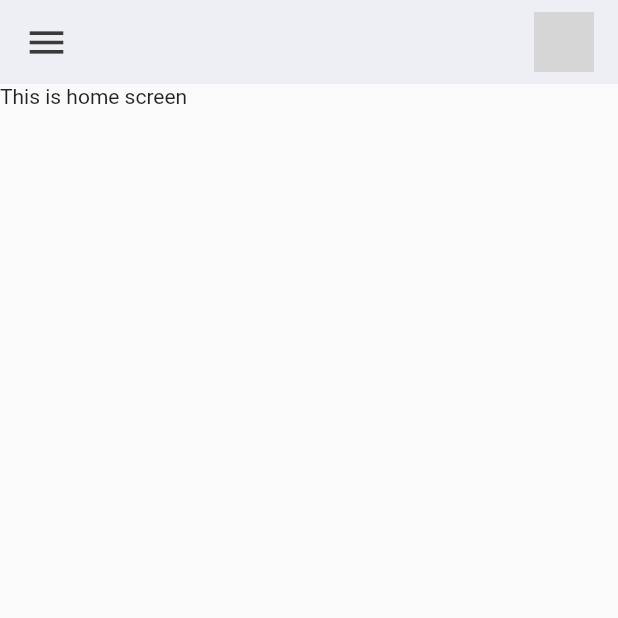
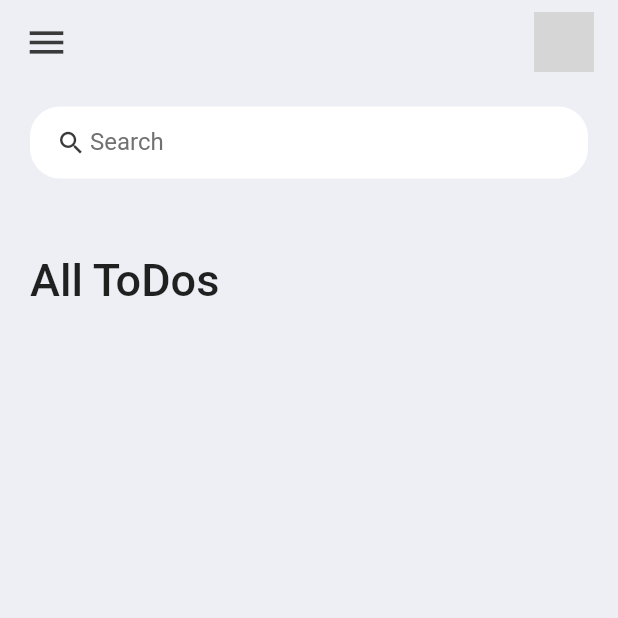
Before and after one commit to fiorella813valencia/to_do_app, a Flutter app: the screen it shows after launch, on a phone screen of 412 x 824 dp, the top half of it. Run offline on Flutter 3.47's test engine with Material 2 defaults, Android fonts, the light colour scheme and no system bars; grey boxes are pictures that could not be loaded.

Commit message:
search bar

```diff
--- a/lib/main.dart
+++ b/lib/main.dart
@@ -1,4 +1,5 @@
 import 'package:flutter/material.dart';
+import 'package:flutter/services.dart';
 import 'package:to_do_app/screens/home.dart';
 
 void main() {
@@ -11,6 +12,8 @@ class MyApp extends StatelessWidget {
   // This widget is the root of your application.
   @override
   Widget build(BuildContext context) {
+    SystemChrome.setSystemUIOverlayStyle(
+        SystemUiOverlayStyle(statusBarColor: Colors.transparent));
     return MaterialApp(
       debugShowCheckedModeBanner: false,
       title: 'ToDo App',
--- a/lib/screens/home.dart
+++ b/lib/screens/home.dart
@@ -8,7 +8,66 @@ class Home extends StatelessWidget{
   @override
   Widget build(BuildContext context){
     return Scaffold(
-      appBar: AppBar(
+      backgroundColor: tdBGColor,
+      appBar: _builAppBar(),
+      body: Container(
+        padding: EdgeInsets.symmetric(horizontal: 20,
+            vertical: 15),
+        child: Column(
+          children: [
+            searchBox(),
+            Expanded(
+              child: ListView(
+                children: [
+                  Container(
+                    margin:EdgeInsets.only(top:50,bottom: 20),
+                    child: Text('All ToDos',
+                      style: TextStyle(
+                        fontSize: 30,
+                        fontWeight: FontWeight.w500,
+                      ),
+                    ),
+                  ),
+                ],
+              ),
+            )
+          ],
+        ),
+      ),
+    );
+  }
+
+  Widget searchBox(){
+    return Container(
+      padding: EdgeInsets.symmetric(
+          horizontal: 15
+      ),
+      decoration: BoxDecoration(
+          color: Colors.white,
+          borderRadius: BorderRadius.circular(20)
+      ),
+      child: TextField(
+        decoration: InputDecoration(
+          contentPadding: EdgeInsets.all(0),
+          prefixIcon: Icon(
+            Icons.search,
+            color: tdBlack,
+            size:20,
+          ),
+          prefixIconConstraints: BoxConstraints(
+            maxHeight: 20,
+            minWidth: 25,
+          ),
+          border: InputBorder.none,
+          hintText: 'Search',
+          hintStyle: TextStyle(color: tdGrey),
+        ),
+      ),
+    );
+  }
+
+  AppBar _builAppBar(){
+    return AppBar(
       backgroundColor: tdBGColor,
       elevation: 0,
       title: Row(
@@ -29,10 +88,9 @@ class Home extends StatelessWidget{
             )
           ]),
 
-      ),
-      body: Container(
-        child: Text('This is home screen'),
-      ),
     );
   }
+
+
+
 }
```
Also changed, not shown: assets/images/avatar.jpeg (added). Lines whose indentation alone changed are shown as unchanged.
